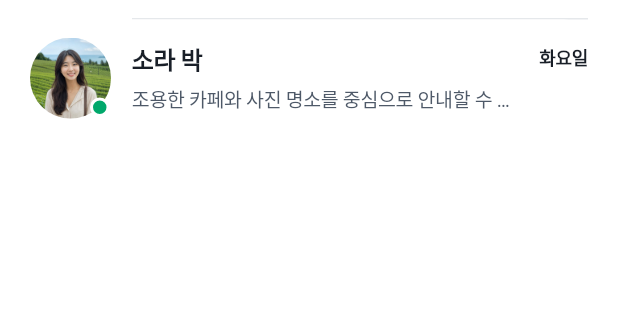
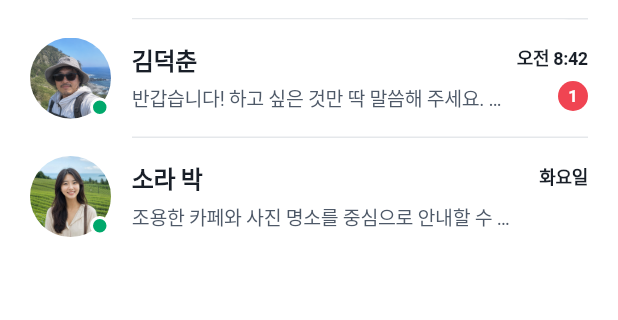
Before and after one commit to jiho01/crujeju, a Flutter app: the MessagesScreen screen opened directly with empty values, on a phone screen of 412 x 824 dp, the part 450-770 px from its top. Run offline on Flutter 3.47's test engine with Material 3 defaults, Android fonts, the phone set to English and light mode, and no system bars; our stand-ins replace shared_preferences; accounts and stored records are empty.

Commit message:
Add Deokchun Kim guide profile

```diff
--- a/lib/data/app_data.dart
+++ b/lib/data/app_data.dart
@@ -132,6 +132,22 @@ abstract final class AppData {
       intro: '요즘 제주다운 공간과 오래 사랑받은 장소를 함께 소개해요. 취향에 맞는 카페도 놓치지 않아요.',
       style: '한 장소에서 충분히 머물며 기억에 남는 사진과 이야기를 만드는 여행을 좋아해요.',
     ),
+    Guide(
+      id: 'deokchun',
+      name: '김덕춘',
+      image: 'assets/images/guide_deokchun.png',
+      badge: '베테랑 로컬 가이드',
+      match: 94,
+      rating: 4.9,
+      reviewCount: 329,
+      languages: ['한국어', 'English'],
+      price: 145000,
+      tags: ['오름 트레킹', '바다 드라이브', '로컬 맛집'],
+      carSeats: 5,
+      intro: '결정은 빠르게, 분위기는 화끈하게! 복잡한 동선은 시원하게 정리하고 제주에서 꼭 볼 것만 제대로 보여드려요.',
+      style:
+          '좋은 곳은 과감하게 추천하고 붐비거나 날씨가 바뀌면 바로 다음 선택지를 제안해요. 설명은 핵심만, 여행의 텐션은 끝까지 살리는 편이에요.',
+    ),
   ];
 
   static const guideReviews = <GuideReview>[
@@ -242,6 +258,43 @@ abstract final class AppData {
       date: '1개월 전',
       cruise: 'MSC Bellissima',
       content: '관광객이 적은 카페를 소개해 줘서 여유롭게 쉴 수 있었어요. 차량도 깨끗했습니다.',
+    ),
+    GuideReview(
+      guideId: 'deokchun',
+      author: '정민수',
+      country: '대한민국',
+      rating: 5,
+      date: '4일 전',
+      cruise: 'Costa Serena',
+      content: '결정이 빠르고 설명이 군더더기 없어서 짧은 기항 시간을 제대로 썼어요. 분위기도 유쾌하게 이끌어 주셨습니다.',
+    ),
+    GuideReview(
+      guideId: 'deokchun',
+      author: 'Mark T.',
+      country: '미국',
+      rating: 5,
+      date: '1주 전',
+      cruise: 'Royal Princess',
+      content:
+          '오름과 해안도로를 시원하게 이어 준 코스가 최고였어요. 막히는 길은 바로 피해서 항구에도 여유 있게 도착했습니다.',
+    ),
+    GuideReview(
+      guideId: 'deokchun',
+      author: 'Chloe W.',
+      country: '캐나다',
+      rating: 4,
+      date: '3주 전',
+      cruise: 'Celebrity Millennium',
+      content: '추천이 확실해서 선택하기 편했고 현지 식당도 만족스러웠어요. 활동적인 여행을 좋아한다면 잘 맞을 것 같아요.',
+    ),
+    GuideReview(
+      guideId: 'deokchun',
+      author: '김연주',
+      country: '대한민국',
+      rating: 5,
+      date: '1개월 전',
+      cruise: 'MSC Bellissima',
+      content: '갑자기 비가 왔는데 망설임 없이 실내 코스로 바꿔 주셨어요. 솔직하고 시원시원한 안내가 정말 좋았습니다.',
     ),
   ];
 
--- a/lib/screens/guides_screen.dart
+++ b/lib/screens/guides_screen.dart
@@ -502,6 +502,7 @@ class _GuideCard extends StatelessWidget {
   @override
   Widget build(BuildContext context) {
     return Material(
+      key: ValueKey('guide-card-${guide.id}'),
       color: AppColors.surfaceSecondary,
       borderRadius: BorderRadius.circular(20),
       clipBehavior: Clip.antiAlias,
--- a/lib/state/app_state.dart
+++ b/lib/state/app_state.dart
@@ -48,11 +48,19 @@ class AppState extends ChangeNotifier {
         time: '화요일',
       ),
     ],
+    'deokchun': [
+      const GuideMessage(
+        text: '반갑습니다! 하고 싶은 것만 딱 말씀해 주세요. 복잡한 동선은 제가 시원하게 정리해 드릴게요.',
+        fromUser: false,
+        time: '오전 8:42',
+      ),
+    ],
   };
   final Map<String, int> _guideUnreadCounts = {
     'mina': 1,
     'jason': 2,
     'sora': 0,
+    'deokchun': 1,
   };
   final Map<String, GuideBooking> _guideBookings = {};
 
```
Also changed, not shown: public/assets/AssetManifest.bin.json (+1 -1 lines), assets/images/guide_deokchun.png (added), public/assets/assets/images/guide_deokchun.png (added), 3 other files.
